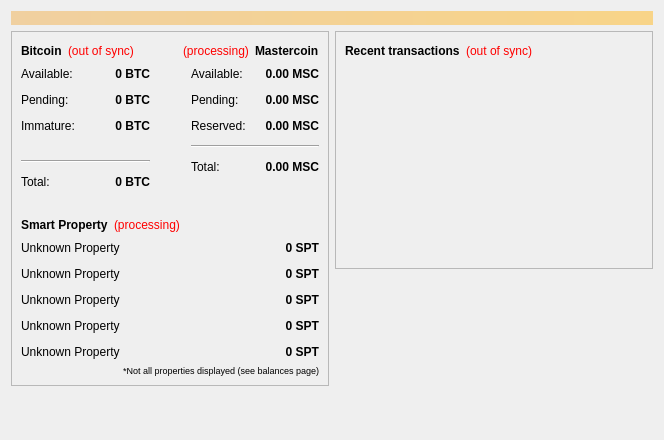
silencer00001/bitcoin, file src/qt/forms/overviewpage.ui: the form before one commit.
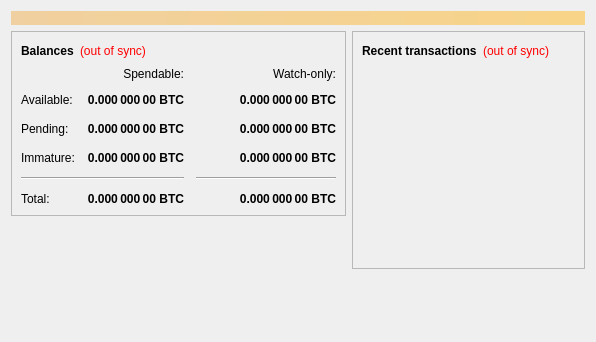
The form after the commit.

Diff of the .ui file:
```diff
--- a/src/qt/forms/overviewpage.ui
+++ b/src/qt/forms/overviewpage.ui
@@ -6,8 +6,8 @@
    <rect>
     <x>0</x>
     <y>0</y>
-    <width>664</width>
-    <height>440</height>
+    <width>596</width>
+    <height>342</height>
    </rect>
   </property>
   <property name="windowTitle">
@@ -44,9 +44,7 @@
          </property>
          <layout class="QVBoxLayout" name="verticalLayout_4">
           <item>
-           <layout class="QHBoxLayout" name="horizontalLayout_5">
-            <item>
-             <layout class="QHBoxLayout" name="horizontalLayout_8">
+           <layout class="QHBoxLayout" name="horizontalLayout_4">
               <item>
                <widget class="QLabel" name="label_5">
                 <property name="font">
@@ -56,7 +54,7 @@
                  </font>
                 </property>
                 <property name="text">
-                 <string>Bitcoin</string>
+               <string>Balances</string>
                 </property>
                </widget>
               </item>
@@ -76,10 +74,8 @@
                 </property>
                </widget>
               </item>
-             </layout>
-            </item>
             <item>
-             <spacer name="horizontalSpacer_5">
+             <spacer name="horizontalSpacer_3">
               <property name="orientation">
                <enum>Qt::Horizontal</enum>
               </property>
@@ -91,60 +87,15 @@
               </property>
              </spacer>
             </item>
-            <item>
-             <layout class="QHBoxLayout" name="horizontalLayout_6">
-              <item>
-               <widget class="QLabel" name="proclabel">
-                <property name="styleSheet">
-                 <string notr="true">QLabel { color: red; }</string>
-                </property>
-                <property name="text">
-                 <string>(processing)</string>
-                </property>
-               </widget>
-              </item>
-              <item>
-               <widget class="QLabel" name="label_6">
-                <property name="font">
-                 <font>
-                  <weight>75</weight>
-                  <bold>true</bold>
-                 </font>
-                </property>
-                <property name="text">
-                 <string>Mastercoin</string>
-                </property>
-               </widget>
-              </item>
-             </layout>
-            </item>
-           </layout>
-          </item>
+           </layout>
+          </item>
           <item>
-           <layout class="QHBoxLayout" name="horizontalLayout_4"/>
-          </item>
-          <item>
-           <layout class="QHBoxLayout" name="horizontalLayout_3">
-            <item>
-             <layout class="QFormLayout" name="formLayout_2">
-              <property name="fieldGrowthPolicy">
-               <enum>QFormLayout::AllNonFixedFieldsGrow</enum>
-              </property>
-              <property name="horizontalSpacing">
+           <layout class="QGridLayout" name="gridLayout">
+            <property name="spacing">
                <number>12</number>
               </property>
-              <property name="verticalSpacing">
-               <number>12</number>
-              </property>
-              <item row="0" column="0">
-               <widget class="QLabel" name="label">
-                <property name="text">
-                 <string>Available:</string>
-                </property>
-               </widget>
-              </item>
-              <item row="0" column="1">
-               <widget class="QLabel" name="labelBalance">
+            <item row="2" column="2">
+             <widget class="QLabel" name="labelWatchPending">
                 <property name="font">
                  <font>
                   <weight>75</weight>
@@ -158,7 +109,7 @@
                  <string>Your current spendable balance</string>
                 </property>
                 <property name="text">
-                 <string notr="true">0 BTC</string>
+               <string notr="true">0.000 000 00 BTC</string>
                 </property>
                 <property name="alignment">
                  <set>Qt::AlignRight|Qt::AlignTrailing|Qt::AlignVCenter</set>
@@ -168,14 +119,7 @@
                 </property>
                </widget>
               </item>
-              <item row="1" column="0">
-               <widget class="QLabel" name="label_3">
-                <property name="text">
-                 <string>Pending:</string>
-                </property>
-               </widget>
-              </item>
-              <item row="1" column="1">
+            <item row="2" column="1">
                <widget class="QLabel" name="labelUnconfirmed">
                 <property name="font">
                  <font>
@@ -190,7 +134,7 @@
                  <string>Total of transactions that have yet to be confirmed, and do not yet count toward the spendable balance</string>
                 </property>
                 <property name="text">
-                 <string notr="true">0 BTC</string>
+               <string notr="true">0.000 000 00 BTC</string>
                 </property>
                 <property name="alignment">
                  <set>Qt::AlignRight|Qt::AlignTrailing|Qt::AlignVCenter</set>
@@ -200,15 +144,8 @@
                 </property>
                </widget>
               </item>
-              <item row="2" column="0">
-               <widget class="QLabel" name="labelImmatureText">
-                <property name="text">
-                 <string>Immature:</string>
-                </property>
-               </widget>
-              </item>
-              <item row="2" column="1">
-               <widget class="QLabel" name="labelImmature">
+            <item row="3" column="2">
+             <widget class="QLabel" name="labelWatchImmature">
                 <property name="font">
                  <font>
                   <weight>75</weight>
@@ -219,7 +156,7 @@
                  <string>Mined balance that has not yet matured</string>
                 </property>
                 <property name="text">
-                 <string notr="true">0 BTC</string>
+               <string notr="true">0.000 000 00 BTC</string>
                 </property>
                 <property name="alignment">
                  <set>Qt::AlignRight|Qt::AlignTrailing|Qt::AlignVCenter</set>
@@ -236,6 +173,25 @@
                 </property>
                </widget>
               </item>
+            <item row="4" column="2">
+             <widget class="Line" name="lineWatchBalance">
+              <property name="sizePolicy">
+               <sizepolicy hsizetype="Preferred" vsizetype="Fixed">
+                <horstretch>0</horstretch>
+                <verstretch>0</verstretch>
+               </sizepolicy>
+              </property>
+              <property name="minimumSize">
+               <size>
+                <width>140</width>
+                <height>0</height>
+               </size>
+              </property>
+              <property name="orientation">
+               <enum>Qt::Horizontal</enum>
+              </property>
+             </widget>
+            </item>
               <item row="5" column="0">
                <widget class="QLabel" name="labelTotalText">
                 <property name="text">
@@ -243,6 +199,51 @@
                 </property>
                </widget>
               </item>
+            <item row="3" column="1">
+             <widget class="QLabel" name="labelImmature">
+              <property name="font">
+               <font>
+                <weight>75</weight>
+                <bold>true</bold>
+               </font>
+              </property>
+              <property name="cursor">
+               <cursorShape>IBeamCursor</cursorShape>
+              </property>
+              <property name="toolTip">
+               <string>Mined balance that has not yet matured</string>
+              </property>
+              <property name="text">
+               <string notr="true">0.000 000 00 BTC</string>
+              </property>
+              <property name="alignment">
+               <set>Qt::AlignRight|Qt::AlignTrailing|Qt::AlignVCenter</set>
+              </property>
+              <property name="textInteractionFlags">
+               <set>Qt::LinksAccessibleByMouse|Qt::TextSelectableByKeyboard|Qt::TextSelectableByMouse</set>
+              </property>
+             </widget>
+            </item>
+            <item row="2" column="3">
+             <spacer name="horizontalSpacer_2">
+              <property name="orientation">
+               <enum>Qt::Horizontal</enum>
+              </property>
+              <property name="sizeHint" stdset="0">
+               <size>
+                <width>40</width>
+                <height>20</height>
+               </size>
+              </property>
+             </spacer>
+            </item>
+            <item row="3" column="0">
+             <widget class="QLabel" name="labelImmatureText">
+              <property name="text">
+               <string>Immature:</string>
+              </property>
+             </widget>
+            </item>
               <item row="5" column="1">
                <widget class="QLabel" name="labelTotal">
                 <property name="font">
@@ -258,7 +259,7 @@
                  <string>Your current total balance</string>
                 </property>
                 <property name="text">
-                 <string notr="true">0 BTC</string>
+               <string notr="true">0.000 000 00 BTC</string>
                 </property>
                 <property name="alignment">
                  <set>Qt::AlignRight|Qt::AlignTrailing|Qt::AlignVCenter</set>
@@ -268,60 +269,50 @@
                 </property>
                </widget>
               </item>
-              <item row="3" column="0">
-               <spacer name="verticalSpacer_3">
-                <property name="orientation">
-                 <enum>Qt::Vertical</enum>
-                </property>
-                <property name="sizeType">
-                 <enum>QSizePolicy::Fixed</enum>
-                </property>
-                <property name="sizeHint" stdset="0">
-                 <size>
-                  <width>20</width>
-                  <height>3</height>
-                 </size>
-                </property>
-               </spacer>
-              </item>
-             </layout>
-            </item>
-            <item>
-             <spacer name="horizontalSpacer_3">
-              <property name="orientation">
-               <enum>Qt::Horizontal</enum>
+            <item row="5" column="2">
+             <widget class="QLabel" name="labelWatchTotal">
+              <property name="font">
+               <font>
+                <weight>75</weight>
+                <bold>true</bold>
+               </font>
+              </property>
+              <property name="cursor">
+               <cursorShape>IBeamCursor</cursorShape>
+              </property>
+              <property name="toolTip">
+               <string>Current total balance in watch-only addresses</string>
+              </property>
+              <property name="text">
+               <string notr="true">0.000 000 00 BTC</string>
               </property>
-              <property name="sizeType">
-               <enum>QSizePolicy::Fixed</enum>
+              <property name="alignment">
+               <set>Qt::AlignRight|Qt::AlignTrailing|Qt::AlignVCenter</set>
               </property>
-              <property name="sizeHint" stdset="0">
-               <size>
-                <width>35</width>
-                <height>20</height>
-               </size>
+              <property name="textInteractionFlags">
+               <set>Qt::LinksAccessibleByMouse|Qt::TextSelectableByKeyboard|Qt::TextSelectableByMouse</set>
               </property>
-             </spacer>
+             </widget>
             </item>
-            <item>
-             <layout class="QFormLayout" name="MSCformLayout_1">
-              <property name="fieldGrowthPolicy">
-               <enum>QFormLayout::AllNonFixedFieldsGrow</enum>
+            <item row="0" column="2">
+             <widget class="QLabel" name="labelWatchonly">
+              <property name="text">
+               <string>Watch-only:</string>
               </property>
-              <property name="horizontalSpacing">
-               <number>12</number>
+              <property name="alignment">
+               <set>Qt::AlignRight|Qt::AlignTrailing|Qt::AlignVCenter</set>
               </property>
-              <property name="verticalSpacing">
-               <number>12</number>
-              </property>
-              <item row="0" column="0">
-               <widget class="QLabel" name="MSClabel1">
+             </widget>
+            </item>
+            <item row="1" column="0">
+             <widget class="QLabel" name="labelBalanceText">
                 <property name="text">
                  <string>Available:</string>
                 </property>
                </widget>
               </item>
-              <item row="0" column="1">
-               <widget class="QLabel" name="MSClabelavailable">
+            <item row="1" column="1">
+             <widget class="QLabel" name="labelBalance">
                 <property name="font">
                  <font>
                   <weight>75</weight>
@@ -335,7 +326,7 @@
                  <string>Your current spendable balance</string>
                 </property>
                 <property name="text">
-                 <string notr="true">0.00 MSC</string>
+               <string notr="true">0.000 000 00 BTC</string>
                 </property>
                 <property name="alignment">
                  <set>Qt::AlignRight|Qt::AlignTrailing|Qt::AlignVCenter</set>
@@ -345,322 +336,42 @@
                 </property>
                </widget>
               </item>
-              <item row="1" column="0">
-               <widget class="QLabel" name="MSClabel_2">
+            <item row="1" column="2">
+             <widget class="QLabel" name="labelWatchAvailable">
+              <property name="font">
+               <font>
+                <weight>75</weight>
+                <bold>true</bold>
+               </font>
+              </property>
+              <property name="cursor">
+               <cursorShape>IBeamCursor</cursorShape>
+              </property>
+              <property name="toolTip">
+               <string>Your current balance in watch-only addresses</string>
+              </property>
+              <property name="text">
+               <string notr="true">0.000 000 00 BTC</string>
+              </property>
+              <property name="alignment">
+               <set>Qt::AlignRight|Qt::AlignTrailing|Qt::AlignVCenter</set>
+              </property>
+              <property name="textInteractionFlags">
+               <set>Qt::LinksAccessibleByMouse|Qt::TextSelectableByKeyboard|Qt::TextSelectableByMouse</set>
+              </property>
+             </widget>
+            </item>
+            <item row="2" column="0">
+             <widget class="QLabel" name="labelPendingText">
                 <property name="text">
                  <string>Pending:</string>
                 </property>
                </widget>
               </item>
-              <item row="1" column="1">
-               <widget class="QLabel" name="MSClabelpending">
-                <property name="font">
-                 <font>
-                  <weight>75</weight>
-                  <bold>true</bold>
-                 </font>
-                </property>
-                <property name="cursor">
-                 <cursorShape>IBeamCursor</cursorShape>
-                </property>
-                <property name="toolTip">
-                 <string>Total of transactions that have yet to be confirmed, and do not yet count toward the spendable balance</string>
-                </property>
-                <property name="text">
-                 <string notr="true">0.00 MSC</string>
-                </property>
-                <property name="alignment">
-                 <set>Qt::AlignRight|Qt::AlignTrailing|Qt::AlignVCenter</set>
-                </property>
-                <property name="textInteractionFlags">
-                 <set>Qt::LinksAccessibleByMouse|Qt::TextSelectableByKeyboard|Qt::TextSelectableByMouse</set>
-                </property>
-               </widget>
-              </item>
-              <item row="2" column="0">
-               <widget class="QLabel" name="MSClabel_3">
-                <property name="text">
-                 <string>Reserved:</string>
-                </property>
-               </widget>
-              </item>
-              <item row="2" column="1">
-               <widget class="QLabel" name="MSClabelreserved">
-                <property name="font">
-                 <font>
-                  <weight>75</weight>
-                  <bold>true</bold>
-                 </font>
-                </property>
-                <property name="toolTip">
-                 <string>Reserved balance (distributed exchange)</string>
-                </property>
-                <property name="text">
-                 <string notr="true">0.00 MSC</string>
-                </property>
-                <property name="alignment">
-                 <set>Qt::AlignRight|Qt::AlignTrailing|Qt::AlignVCenter</set>
-                </property>
-                <property name="textInteractionFlags">
-                 <set>Qt::LinksAccessibleByMouse|Qt::TextSelectableByKeyboard|Qt::TextSelectableByMouse</set>
-                </property>
-               </widget>
-              </item>
-              <item row="3" column="0" colspan="2">
-               <widget class="Line" name="line">
-                <property name="orientation">
-                 <enum>Qt::Horizontal</enum>
-                </property>
-               </widget>
-              </item>
-              <item row="4" column="0">
-               <widget class="QLabel" name="MSClabel_4">
-                <property name="text">
-                 <string>Total:</string>
-                </property>
-               </widget>
-              </item>
-              <item row="4" column="1">
-               <widget class="QLabel" name="MSClabeltotal">
-                <property name="font">
-                 <font>
-                  <weight>75</weight>
-                  <bold>true</bold>
-                 </font>
-                </property>
-                <property name="cursor">
-                 <cursorShape>IBeamCursor</cursorShape>
-                </property>
-                <property name="toolTip">
-                 <string>Your current total balance</string>
-                </property>
-                <property name="text">
-                 <string notr="true">0.00 MSC</string>
-                </property>
-                <property name="alignment">
-                 <set>Qt::AlignRight|Qt::AlignTrailing|Qt::AlignVCenter</set>
-                </property>
-                <property name="textInteractionFlags">
-                 <set>Qt::LinksAccessibleByMouse|Qt::TextSelectableByKeyboard|Qt::TextSelectableByMouse</set>
-                </property>
-               </widget>
-              </item>
-             </layout>
-            </item>
-           </layout>
-          </item>
-          <item>
-           <spacer name="verticalSpacer_4">
-            <property name="orientation">
-             <enum>Qt::Vertical</enum>
-            </property>
-            <property name="sizeType">
-             <enum>QSizePolicy::Fixed</enum>
-            </property>
-            <property name="sizeHint" stdset="0">
-             <size>
-              <width>0</width>
-              <height>20</height>
-             </size>
-            </property>
-           </spacer>
-          </item>
-          <item>
-           <layout class="QHBoxLayout" name="horizontalLayout_7">
-            <item>
-             <layout class="QHBoxLayout" name="horizontalLayout_9">
-              <item>
-               <widget class="QLabel" name="label_7">
-                <property name="font">
-                 <font>
-                  <weight>75</weight>
-                  <bold>true</bold>
-                 </font>
-                </property>
-                <property name="text">
-                 <string>Smart Property</string>
-                </property>
-               </widget>
-              </item>
-             </layout>
-            </item>
-            <item>
-             <widget class="QLabel" name="proclabel_2">
-              <property name="styleSheet">
-               <string notr="true">QLabel { color: red; }</string>
-              </property>
-              <property name="text">
-               <string>(processing)</string>
-              </property>
-             </widget>
-            </item>
-            <item>
-             <spacer name="horizontalSpacer_6">
-              <property name="orientation">
-               <enum>Qt::Horizontal</enum>
-              </property>
-              <property name="sizeHint" stdset="0">
-               <size>
-                <width>40</width>
-                <height>20</height>
-               </size>
-              </property>
-             </spacer>
-            </item>
-            <item>
-             <layout class="QHBoxLayout" name="horizontalLayout_10"/>
-            </item>
-           </layout>
-          </item>
-          <item>
-           <layout class="QHBoxLayout" name="horizontalLayout_11">
-            <item>
-             <layout class="QFormLayout" name="formLayout">
-              <property name="fieldGrowthPolicy">
-               <enum>QFormLayout::AllNonFixedFieldsGrow</enum>
-              </property>
-              <property name="verticalSpacing">
-               <number>12</number>
-              </property>
-              <item row="0" column="0">
-               <widget class="QLabel" name="SPname1">
-                <property name="text">
-                 <string>Unknown Property</string>
-                </property>
-               </widget>
-              </item>
               <item row="0" column="1">
-               <widget class="QLabel" name="SPbal1">
-                <property name="font">
-                 <font>
-                  <weight>75</weight>
-                  <bold>true</bold>
-                 </font>
-                </property>
+             <widget class="QLabel" name="labelSpendable">
                 <property name="text">
-                 <string>0 SPT</string>
-                </property>
-                <property name="alignment">
-                 <set>Qt::AlignRight|Qt::AlignTrailing|Qt::AlignVCenter</set>
-                </property>
-               </widget>
-              </item>
-              <item row="1" column="0">
-               <widget class="QLabel" name="SPname2">
-                <property name="text">
-                 <string>Unknown Property</string>
-                </property>
-               </widget>
-              </item>
-              <item row="1" column="1">
-               <widget class="QLabel" name="SPbal2">
-                <property name="font">
-                 <font>
-                  <weight>75</weight>
-                  <bold>true</bold>
-                 </font>
-                </property>
-                <property name="text">
-                 <string>0 SPT</string>
-                </property>
-                <property name="alignment">
-                 <set>Qt::AlignRight|Qt::AlignTrailing|Qt::AlignVCenter</set>
-                </property>
-               </widget>
-              </item>
-              <item row="2" column="0">
-               <widget class="QLabel" name="SPname3">
-                <property name="text">
-                 <string>Unknown Property</string>
-                </property>
-               </widget>
-              </item>
-              <item row="2" column="1">
-               <widget class="QLabel" name="SPbal3">
-                <property name="font">
-                 <font>
-                  <weight>75</weight>
-                  <bold>true</bold>
-                 </font>
-                </property>
-                <property name="text">
-                 <string>0 SPT</string>
-                </property>
-                <property name="alignment">
-                 <set>Qt::AlignRight|Qt::AlignTrailing|Qt::AlignVCenter</set>
-                </property>
-               </widget>
-              </item>
-              <item row="3" column="0">
-               <widget class="QLabel" name="SPname4">
-                <property name="text">
-                 <string>Unknown Property</string>
-                </property>
-               </widget>
-              </item>
-              <item row="3" column="1">
-               <widget class="QLabel" name="SPbal4">
-                <property name="font">
-                 <font>
-                  <weight>75</weight>
-                  <bold>true</bold>
-                 </font>
-                </property>
-                <property name="layoutDirection">
-                 <enum>Qt::LeftToRight</enum>
-                </property>
-                <property name="text">
-                 <string>0 SPT</string>
-                </property>
-                <property name="alignment">
-                 <set>Qt::AlignRight|Qt::AlignTrailing|Qt::AlignVCenter</set>
-                </property>
-               </widget>
-              </item>
-              <item row="4" column="0">
-               <widget class="QLabel" name="SPname5">
-                <property name="text">
-                 <string>Unknown Property</string>
-                </property>
-               </widget>
-              </item>
-              <item row="4" column="1">
-               <widget class="QLabel" name="SPbal5">
-                <property name="font">
-                 <font>
-                  <weight>75</weight>
-                  <bold>true</bold>
-                 </font>
-                </property>
-                <property name="text">
-                 <string>0 SPT</string>
-                </property>
-                <property name="alignment">
-                 <set>Qt::AlignRight|Qt::AlignTrailing|Qt::AlignVCenter</set>
-                </property>
-               </widget>
-              </item>
-             </layout>
-            </item>
-           </layout>
-          </item>
-          <item>
-           <layout class="QHBoxLayout" name="horizontalLayout_14">
-            <property name="bottomMargin">
-             <number>0</number>
-            </property>
-            <item>
-             <widget class="QLabel" name="notifyMoreSPLabel">
-              <property name="font">
-               <font>
-                <pointsize>7</pointsize>
-               </font>
-              </property>
-              <property name="styleSheet">
-               <string notr="true"/>
-              </property>
-              <property name="text">
-               <string>*Not all properties displayed (see balances page)</string>
+               <string>Spendable:</string>
               </property>
               <property name="alignment">
                <set>Qt::AlignRight|Qt::AlignTrailing|Qt::AlignVCenter</set>
@@ -677,13 +388,10 @@
          <property name="orientation">
           <enum>Qt::Vertical</enum>
          </property>
-         <property name="sizeType">
-          <enum>QSizePolicy::Expanding</enum>
-         </property>
          <property name="sizeHint" stdset="0">
           <size>
            <width>20</width>
-           <height>20</height>
+           <height>40</height>
           </size>
          </property>
         </spacer>
@@ -705,8 +413,14 @@
            <layout class="QHBoxLayout" name="horizontalLayout_2">
             <item>
              <widget class="QLabel" name="label_4">
+              <property name="font">
+               <font>
+                <weight>75</weight>
+                <bold>true</bold>
+               </font>
+              </property>
               <property name="text">
-               <string>&lt;b&gt;Recent transactions&lt;/b&gt;</string>
+               <string>Recent transactions</string>
               </property>
              </widget>
             </item>
```
Left out of the diff: 13 changed lines with no effect on the pictures. Lines whose indentation alone changed are shown as unchanged.
